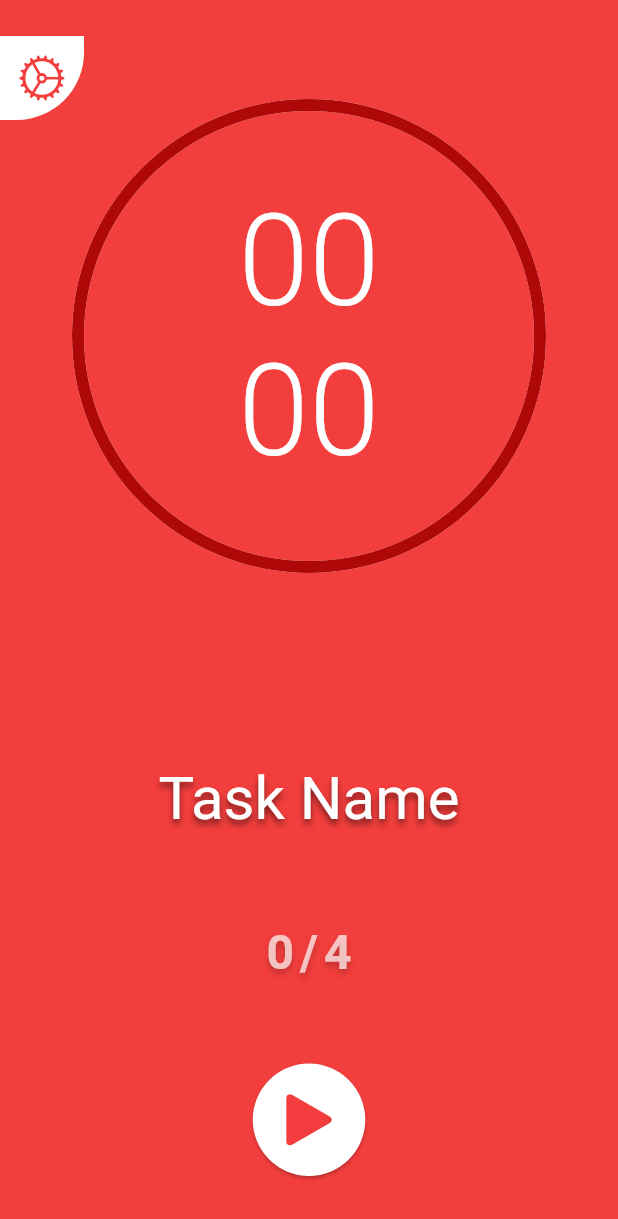
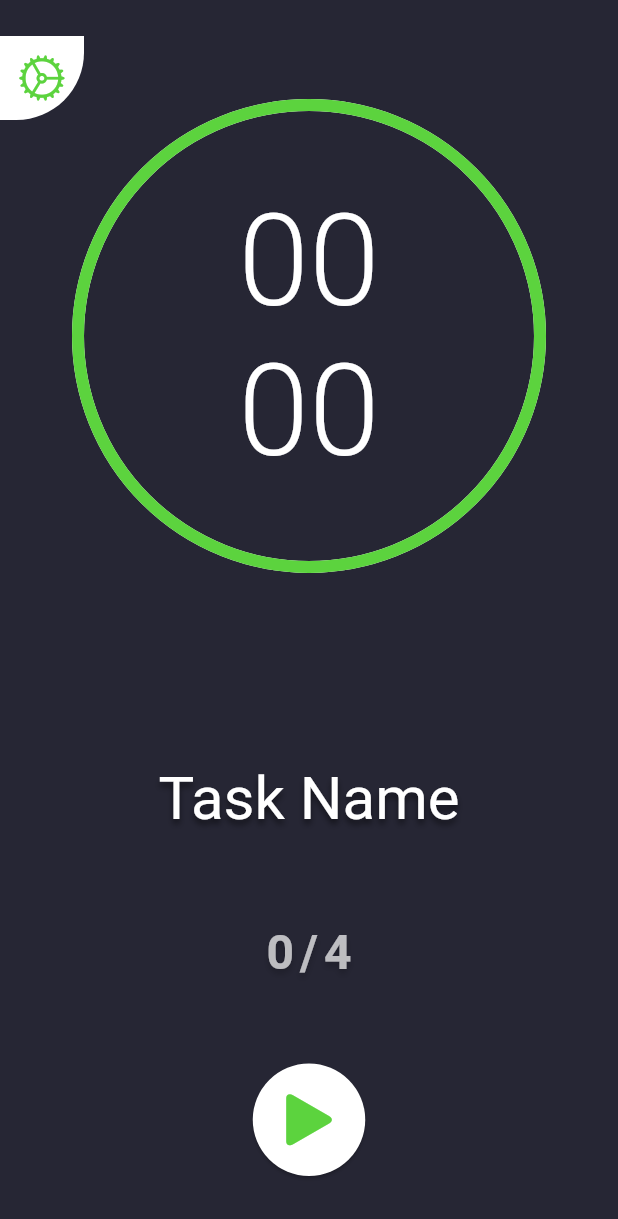
Before and after one commit to AlvinKuruvilla/stand-up, a Flutter app: the TimerPage screen opened directly, on a phone screen of 412 x 824 dp. Shown: the top 1219 px of the screen. Run offline on Flutter 3.47's test engine with Material 2 defaults, Android fonts, the phone set to English and light mode, and no system bars; our stand-ins replace numberpicker.

Commit message:
Enforce the dark theme for now

```diff
--- a/stand_up/lib/Pages/Timer/timer_page.dart
+++ b/stand_up/lib/Pages/Timer/timer_page.dart
@@ -60,10 +60,6 @@ class _TimerPageState extends State<TimerPage> with TickerProviderStateMixin {
 
   @override
   Widget build(BuildContext context) {
-    final Brightness brightnessValue =
-        MediaQuery.of(context).platformBrightness;
-    bool isDark = brightnessValue == Brightness.dark;
-
     integerNumberPicker = NumberPicker(
       value: _workSessionValue,
       minValue: 1,
@@ -86,9 +82,7 @@ class _TimerPageState extends State<TimerPage> with TickerProviderStateMixin {
     );
 
     return Scaffold(
-        backgroundColor: (isDark)
-            ? const Color.fromRGBO(38, 38, 52, 1)
-            : const Color.fromRGBO(242, 62, 60, 1),
+        backgroundColor: const Color.fromRGBO(38, 38, 52, 1),
         body: AnimatedBuilder(
             animation: animationController,
             builder: (context, child) {
@@ -114,12 +108,8 @@ class _TimerPageState extends State<TimerPage> with TickerProviderStateMixin {
                                           painter: TimerPainter(
                                               animation: animationController,
                                               backgroundColor: Colors.white,
-                                            color: (isDark)
-                                                ? const Color.fromRGBO(
-                                                    92, 211, 62, 1)
-                                                : const Color.fromRGBO(
-                                                    175, 8, 8, 1)),
-                                      );
+                                              color: const Color.fromRGBO(
+                                                  92, 211, 62, 1)));
                                     }),
                               ),
                               Align(
@@ -210,10 +200,8 @@ class _TimerPageState extends State<TimerPage> with TickerProviderStateMixin {
                                         ? CupertinoIcons.pause_solid
                                         : CupertinoIcons.play_arrow_solid,
                                     size: 48,
-                                  color: (isDark)
-                                      ? const Color.fromRGBO(92, 211, 62, 1)
-                                      : const Color.fromRGBO(242, 60, 62, 1),
-                                ),
+                                    color:
+                                        const Color.fromRGBO(92, 211, 62, 1)),
                                 onPressed: () {
                                   if (animationController.isAnimating) {
                                     animationController.stop();
@@ -248,11 +236,9 @@ class _TimerPageState extends State<TimerPage> with TickerProviderStateMixin {
               elevation: 0.0,
               backgroundColor: Colors.white,
               onPressed: () {},
-              child: Icon(
+              child: const Icon(
                 CupertinoIcons.settings_solid,
-                color: (isDark)
-                    ? const Color.fromRGBO(92, 211, 62, 1)
-                    : const Color.fromRGBO(242, 62, 60, 1),
+                color: Color.fromRGBO(92, 211, 62, 1),
                 size: 32,
               ),
             ),
```
Lines whose indentation alone changed are shown as unchanged.
